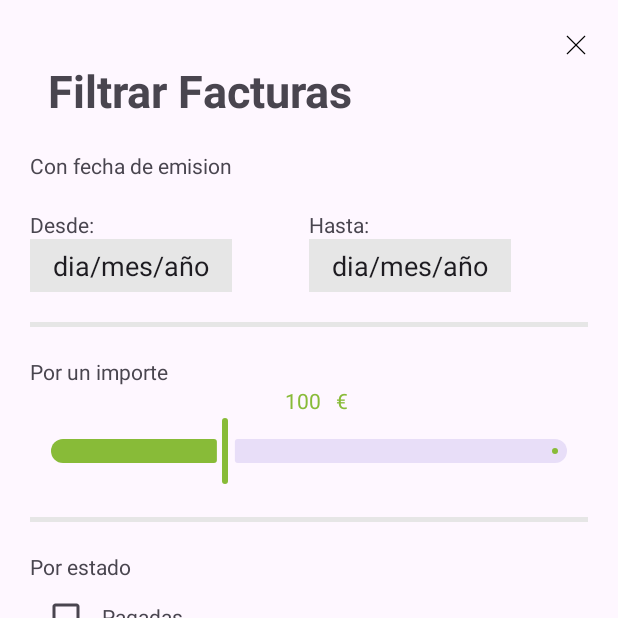
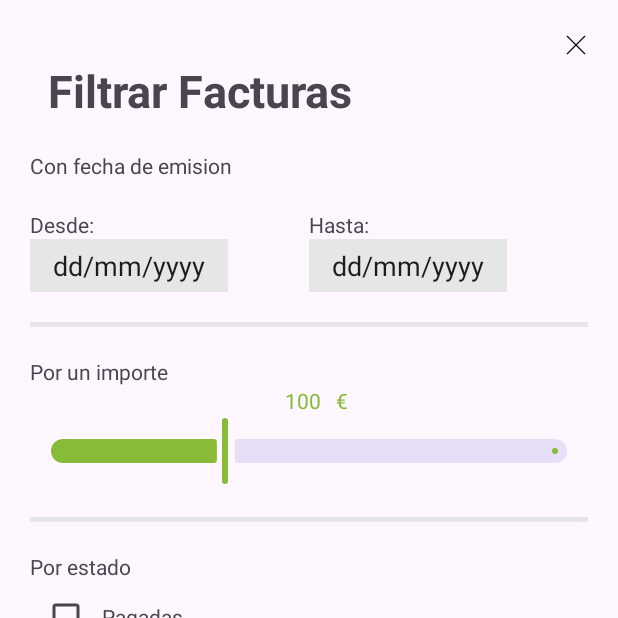
Before and after one commit to jorgegarciasalvador/PracticaAndroid, an Android app: the FiltrosActivity screen opened directly, with no data from a screen before it, on a phone screen of 412 x 824 dp, the top half of it. Run offline under Robolectric (Android 15) with nearby library versions, the phone set to English and light mode, and no system bars; network calls fail.

Commit message:
layout filtros funcional, falta btnAplicar para que filtre las facturas de verdad

```diff
--- a/app/src/main/java/com/example/practicaandroid/core/RetrofitHelper.kt
+++ b/app/src/main/java/com/example/practicaandroid/core/RetrofitHelper.kt
@@ -6,7 +6,7 @@ import retrofit2.converter.gson.GsonConverterFactory
 object RetrofitHelper {
     fun getRetrofit(): Retrofit {
         return Retrofit.Builder()
-            .baseUrl("https://viewnextandroid.wiremockapi.cloud/")
+            .baseUrl("https://viewnextandroid3.wiremockapi.cloud/")
             .addConverterFactory(GsonConverterFactory.create())
             .build()
     }
--- a/app/src/main/java/com/example/practicaandroid/ui/view/filtros/FiltrosActivity.kt
+++ b/app/src/main/java/com/example/practicaandroid/ui/view/filtros/FiltrosActivity.kt
@@ -1,18 +1,53 @@
 package com.example.practicaandroid.ui.view.filtros
 
-import android.annotation.SuppressLint
+import android.app.DatePickerDialog
+import android.content.SharedPreferences
 import android.os.Bundle
+import android.widget.EditText
+import android.widget.Toast
 import androidx.appcompat.app.AppCompatActivity
 import com.example.practicaandroid.databinding.ActivityFiltrosBinding
 import com.google.android.material.slider.Slider
+import java.text.SimpleDateFormat
+import java.util.Calendar
+import java.util.Locale
 
 class FiltrosActivity : AppCompatActivity() {
     private lateinit var binding: ActivityFiltrosBinding
+    private val calendar = Calendar.getInstance()
+    lateinit var sharedPreferences: SharedPreferences
+
     override fun onCreate(savedInstanceState: Bundle?) {
         super.onCreate(savedInstanceState)
         binding = ActivityFiltrosBinding.inflate(layoutInflater)
         setContentView(binding.root)
 
+        sharedPreferences = getSharedPreferences("practicaAndroidPreferences", MODE_PRIVATE)
+
+        setUpPrefrerences()
+        setUpListeners()
+
+    }
+
+    override fun onResume() {
+        super.onResume()
+        setUpPrefrerences()
+    }
+
+    private fun setUpPrefrerences() {
+        binding.etFechaDesde.setText(sharedPreferences.getString("fechaDesde", "dd/mm/yyyy"))
+        binding.etFechaHasta.setText(sharedPreferences.getString("fechaHasta", "dd/mm/yyyy"))
+        binding.sliderImporte.value = sharedPreferences.getFloat("importeSlider", 100F)
+        binding.tvImporteSlider.text = sharedPreferences.getString("textoImporteSlider", "100")
+        binding.cbPlandepago.isChecked = sharedPreferences.getBoolean("plandepago", false)
+        binding.cbPagadas.isChecked = sharedPreferences.getBoolean("pagadas", false)
+        binding.cbPendientesdepago.isChecked =
+            sharedPreferences.getBoolean("pendientesdepago", false)
+        binding.cbAnuladas.isChecked = sharedPreferences.getBoolean("anuladas", false)
+        binding.cbCuotafija.isChecked = sharedPreferences.getBoolean("cuotafija", false)
+    }
+
+    private fun setUpListeners() {
         binding.sliderImporte.addOnSliderTouchListener(object : Slider.OnSliderTouchListener {
             override fun onStartTrackingTouch(slider: Slider) {
                 binding.tvImporteSlider.text = binding.sliderImporte.value.toInt().toString()
@@ -22,12 +57,48 @@ class FiltrosActivity : AppCompatActivity() {
                 binding.tvImporteSlider.text = binding.sliderImporte.value.toInt().toString()
             }
         })
+
+        binding.etFechaDesde.setOnClickListener {
+            showDatePicker(it as EditText)
+        }
+        binding.etFechaHasta.setOnClickListener {
+            showDatePicker(it as EditText)
+        }
+
         binding.btnEliminarFiltros.setOnClickListener {
             clearFilters()
         }
+
+        binding.toolbar.binding.iconoDerecha.setOnClickListener {
+            onClickClose()
+        }
+
+        binding.btnAplicar.setOnClickListener {
+            aplicarFiltros()
+        }
     }
 
-    @SuppressLint("SetTextI18n")
+    private fun aplicarFiltros(){
+        Toast.makeText(this,"Me falta terminar este boton para que filtre de verdad", Toast.LENGTH_SHORT).show()
+    }
+    private fun showDatePicker(view: EditText) {
+        val datePickerDialog = DatePickerDialog(
+            this,
+            { DatePicker, year: Int, montOfYear: Int, dayOfMonth: Int ->
+                val selectedDate = Calendar.getInstance()
+                selectedDate.set(year, montOfYear, dayOfMonth)
+                val dateFormat = SimpleDateFormat("dd//MM/yyyy", Locale.getDefault())
+                val formattedDate = dateFormat.format(selectedDate.time)
+                view.setText(formattedDate)
+            },
+            calendar.get(Calendar.YEAR),
+            calendar.get(Calendar.MONTH),
+            calendar.get(Calendar.DAY_OF_MONTH)
+        )
+        datePickerDialog.show()
+
+    }
+
     private fun clearFilters() {
         binding.etFechaDesde.setText("dia/mes/año")
         binding.etFechaHasta.setText("dia/mes/año")
@@ -39,4 +110,19 @@ class FiltrosActivity : AppCompatActivity() {
         binding.cbPlandepago.isChecked = false
         binding.cbPendientesdepago.isChecked = false
     }
+
+    private fun onClickClose() {
+        val editorPreferences = sharedPreferences.edit()
+        editorPreferences.putString("fechaDesde", binding.etFechaDesde.text.toString())
+        editorPreferences.putString("fechaHasta", binding.etFechaHasta.text.toString())
+        editorPreferences.putFloat("importeSlider", binding.sliderImporte.value)
+        editorPreferences.putString("textoImporteSlider", binding.tvImporteSlider.text.toString())
+        editorPreferences.putBoolean("anuladas", binding.cbAnuladas.isChecked)
+        editorPreferences.putBoolean("cuotafija", binding.cbCuotafija.isChecked)
+        editorPreferences.putBoolean("pagadas", binding.cbPagadas.isChecked)
+        editorPreferences.putBoolean("plandepago", binding.cbPlandepago.isChecked)
+        editorPreferences.putBoolean("pendientesdepago", binding.cbPendientesdepago.isChecked)
+        editorPreferences.apply()
+        finish()
+    }
 }
--- a/app/src/main/java/com/example/practicaandroid/ui/view/reutilizables/ToolbarPersonalizado.kt
+++ b/app/src/main/java/com/example/practicaandroid/ui/view/reutilizables/ToolbarPersonalizado.kt
@@ -3,10 +3,9 @@ package com.example.practicaandroid.ui.view.reutilizables
 import android.content.Context
 import android.util.AttributeSet
 import android.view.LayoutInflater
-import android.widget.ImageView
-import android.widget.TextView
 import android.widget.Toolbar
 import com.example.practicaandroid.R
+import com.example.practicaandroid.databinding.ToolbarPersonalizadoBinding
 
 class ToolbarPersonalizado(
     context: Context,
@@ -14,33 +13,25 @@ class ToolbarPersonalizado(
 ) : Toolbar(context, attrs) {
 
 
+    var binding: ToolbarPersonalizadoBinding
 
     init {
+        binding = ToolbarPersonalizadoBinding.inflate(LayoutInflater.from(context),this)
         val attributes =
             context.obtainStyledAttributes(attrs, R.styleable.ToolbarPersonalizado, 0, 0)
 
-        val iconoIzquierda =
+        val nuevoIconoIzquierda =
             attributes.getResourceId(R.styleable.ToolbarPersonalizado_icono_izquierda, 0)
-        val textoIzquierda = attributes.getString(R.styleable.ToolbarPersonalizado_texto_izquierda)
-        val iconoDerecha =
+        val nuevoTextoIzquierda = attributes.getString(R.styleable.ToolbarPersonalizado_texto_izquierda)
+        val nuevoIconoDerecha =
             attributes.getResourceId(R.styleable.ToolbarPersonalizado_icono_derecha, 0)
-        val textoTitulo = attributes.getString(R.styleable.ToolbarPersonalizado_texto_titulo)
-        //val onClickIconoDerecha
+        val nuevoTextoTitulo = attributes.getString(R.styleable.ToolbarPersonalizado_texto_titulo)
 
         attributes.recycle()
 
-        val inflater: LayoutInflater =
-            context.getSystemService(Context.LAYOUT_INFLATER_SERVICE) as LayoutInflater
-        inflater.inflate(R.layout.toolbar_personalizado, this, true)
-
-        val nuevoIconoIzquierda = findViewById<ImageView>(R.id.icono_izquierda)
-        nuevoIconoIzquierda.setImageResource(iconoIzquierda)
-        val nuevoTextoIzquierda = findViewById<TextView>(R.id.texto_izquierda)
-        nuevoTextoIzquierda.text = textoIzquierda
-        val nuevoIconoDerecha = findViewById<ImageView>(R.id.icono_derecha)
-        nuevoIconoDerecha.setImageResource(iconoDerecha)
-        //nuevoIconoDerecha.setOnClickListener { onClickIconoDerecha }
-        val nuevoTextoTitulo = findViewById<TextView>(R.id.toolbar_title)
-        nuevoTextoTitulo.text = textoTitulo
+        binding.iconoIzquierda.setImageResource(nuevoIconoIzquierda)
+        binding.textoIzquierda.text = nuevoTextoIzquierda
+        binding.iconoDerecha.setImageResource(nuevoIconoDerecha)
+        binding.toolbarTitle.text = nuevoTextoTitulo
     }
 }
--- a/app/src/main/res/layout/activity_listadofacturas.xml
+++ b/app/src/main/res/layout/activity_listadofacturas.xml
@@ -28,10 +28,4 @@
 
     </androidx.recyclerview.widget.RecyclerView>
 
-    <Button
-        android:id="@+id/Alosfiltros"
-        android:layout_width="wrap_content"
-        android:layout_height="wrap_content"
-        android:text="a los filtros" />
-
 </LinearLayout>
--- a/app/src/main/res/values/attrs.xml
+++ b/app/src/main/res/values/attrs.xml
@@ -5,6 +5,5 @@
         <attr name="texto_izquierda" format="string"/>
         <attr name="icono_derecha" format="reference"/>
         <attr name="texto_titulo" format="string"/>
-        <attr name="icono_derecha_onclick" format="reference"/>
     </declare-styleable>
 </resources>
```
Also changed, not shown: app/src/main/java/com/example/practicaandroid/ui/view/listadofacturas/ListadoFacturasActivity.kt (+2 -10 lines).
